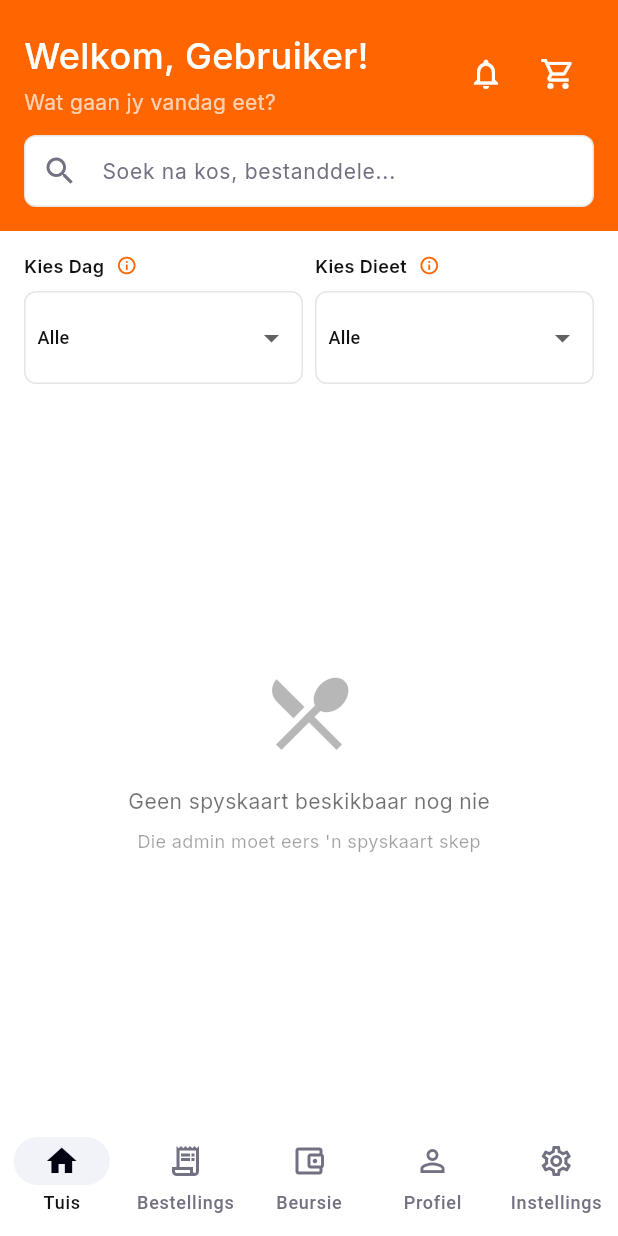
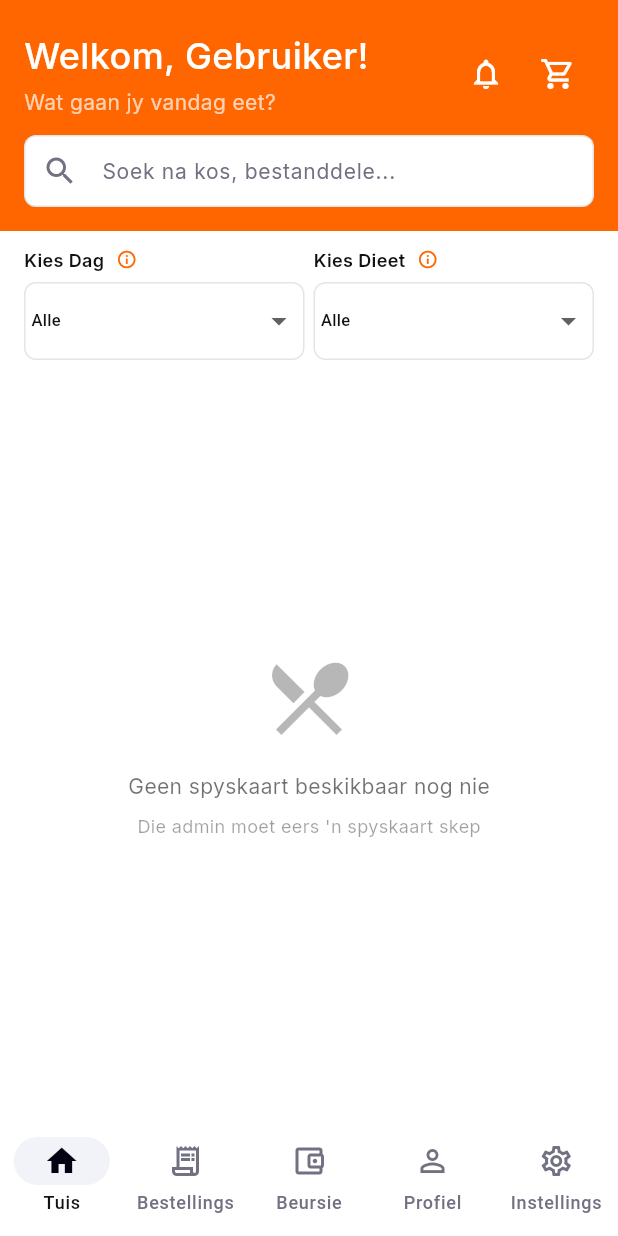
Before and after one commit to reebedmichael/Capstone, a Flutter app: the HomePage screen opened by its route, on a phone screen of 412 x 824 dp. Run offline on Flutter 3.47's test engine with Material 3 defaults, Android fonts, the phone set to English and light mode, and no system bars; our stand-ins replace file_picker, firebase_core, firebase_messaging, fl_chart, flutter_dotenv, flutter_feather_icons and 11 more; missing offline and left inert: dart:html, mobile_scanner; accounts and stored records are empty.

Commit message:
feat: Optimize mobile filter layout and remove auto-filtering banner
- Removed auto-filtering banner text 'Outomaties gefilter volgens jou dieet vereistes'
- Reduced filter container padding for ultra-compact mobile layout
- Made filter dropdown boxes thinner with reduced vertical padding (1px)
- Decreased dropdown font size from 12px to 11px for more compact appearance
- Added proper spacing above filters to prevent squished appearance
- Maintained info icons for both 'Kies Dag' and 'Kies Dieet' filters
- Optimized spacing between filter elements (6px between dropdowns)
- Enhanced mobile user experience with cleaner, more compact filter interface

Improves mobile filter usability while maintaining essential functionality.

```diff
--- a/apps/mobile/lib/features/home/presentation/pages/home_page.dart
+++ b/apps/mobile/lib/features/home/presentation/pages/home_page.dart
@@ -805,67 +805,10 @@ Future<void> _checkAndCleanExpiredCartItems() async {
         Container(
           padding: EdgeInsets.symmetric(
             horizontal: Spacing.screenPadding(context).left,
-            vertical: ResponsiveUtils.getResponsiveSpacing(context, mobile: 12, tablet: 16, desktop: 20),
+            vertical: ResponsiveUtils.getResponsiveSpacing(context, mobile: 8, tablet: 10, desktop: 12),
           ),
           child: Column(
             children: [
-              // Auto-filtering indicator
-              if (isAutoFiltering) ...[
-                Container(
-                  width: double.infinity,
-                  padding: const EdgeInsets.symmetric(horizontal: 12, vertical: 8),
-                  margin: const EdgeInsets.only(bottom: 12),
-                  decoration: BoxDecoration(
-                    color: Theme.of(context).colorScheme.primaryContainer,
-                    borderRadius: BorderRadius.circular(8),
-                    border: Border.all(
-                      color: Theme.of(context).colorScheme.primary.withOpacity(0.3),
-                    ),
-                  ),
-                  child: Row(
-                    children: [
-                      Icon(
-                        Icons.filter_alt,
-                        size: 16,
-                        color: Theme.of(context).colorScheme.primary,
-                      ),
-                      const SizedBox(width: 8),
-                      Expanded(
-                        child: Text(
-                          'Outomaties gefilter volgens jou dieet vereistes',
-                          style: TextStyle(
-                            fontSize: 12,
-                            color: Theme.of(context).colorScheme.onPrimaryContainer,
-                            fontWeight: FontWeight.w500,
-                          ),
-                        ),
-                      ),
-                      TextButton(
-                        onPressed: () {
-                          setState(() {
-                            selectedDietType = 'alle';
-                            isAutoFiltering = false;
-                            _applyFilters();
-                          });
-                        },
-                        style: TextButton.styleFrom(
-                          padding: const EdgeInsets.symmetric(horizontal: 8, vertical: 4),
-                          minimumSize: Size.zero,
-                          tapTargetSize: MaterialTapTargetSize.shrinkWrap,
-                        ),
-                        child: Text(
-                          'Wys Alles',
-                          style: TextStyle(
-                            fontSize: 12,
-                            color: Theme.of(context).colorScheme.primary,
-                            fontWeight: FontWeight.w600,
-                          ),
-                        ),
-                      ),
-                    ],
-                  ),
-                ),
-              ],
 
               // Filter dropdowns row
               ResponsiveUtils.isMobile(context)
@@ -913,7 +856,7 @@ Future<void> _checkAndCleanExpiredCartItems() async {
                                     ),
                                   ],
                                 ),
-                                const SizedBox(height: 6),
+                                const SizedBox(height: 4),
                                 Container(
                                   decoration: BoxDecoration(
                                     border: Border.all(color: Theme.of(context).colorScheme.outline),
@@ -923,14 +866,14 @@ Future<void> _checkAndCleanExpiredCartItems() async {
                                     child: DropdownButton<String>(
                                       value: selectedDay,
                                       isExpanded: true,
-                                      padding: const EdgeInsets.symmetric(horizontal: 8, vertical: 6),
+                                      padding: const EdgeInsets.symmetric(horizontal: 4, vertical: 1),
                                       items: days.map((String day) {
                                         return DropdownMenuItem<String>(
                                           value: day,
                                           child: Text(
                                             day,
                                             style: TextStyle(
-                                              fontSize: 12,
+                                              fontSize: 11,
                                               color: Theme.of(context).colorScheme.onSurface,
                                             ),
                                           ),
@@ -951,7 +894,7 @@ Future<void> _checkAndCleanExpiredCartItems() async {
                             ),
                           ),
 
-                          const SizedBox(width: 8),
+                          const SizedBox(width: 6),
 
                           // Diet type filter
                           Expanded(
@@ -992,7 +935,7 @@ Future<void> _checkAndCleanExpiredCartItems() async {
                                     ),
                                   ],
                                 ),
-                                const SizedBox(height: 6),
+                                const SizedBox(height: 4),
                                 Container(
                                   decoration: BoxDecoration(
                                     border: Border.all(color: Theme.of(context).colorScheme.outline),
@@ -1002,7 +945,7 @@ Future<void> _checkAndCleanExpiredCartItems() async {
                                     child: DropdownButton<String>(
                                       value: selectedDietType,
                                       isExpanded: true,
-                                      padding: const EdgeInsets.symmetric(horizontal: 8, vertical: 6),
+                                      padding: const EdgeInsets.symmetric(horizontal: 4, vertical: 1),
                                       items: dietTypes.map((Map<String, dynamic> diet) {
                                         final dietId = diet['dieet_id']?.toString() ?? '';
                                         final dietName = diet['dieet_naam']?.toString() ?? '';
@@ -1011,7 +954,7 @@ Future<void> _checkAndCleanExpiredCartItems() async {
                                           child: Text(
                                             dietName,
                                             style: TextStyle(
-                                              fontSize: 12,
+                                              fontSize: 11,
                                               color: Theme.of(context).colorScheme.onSurface,
                                             ),
                                           ),
```
